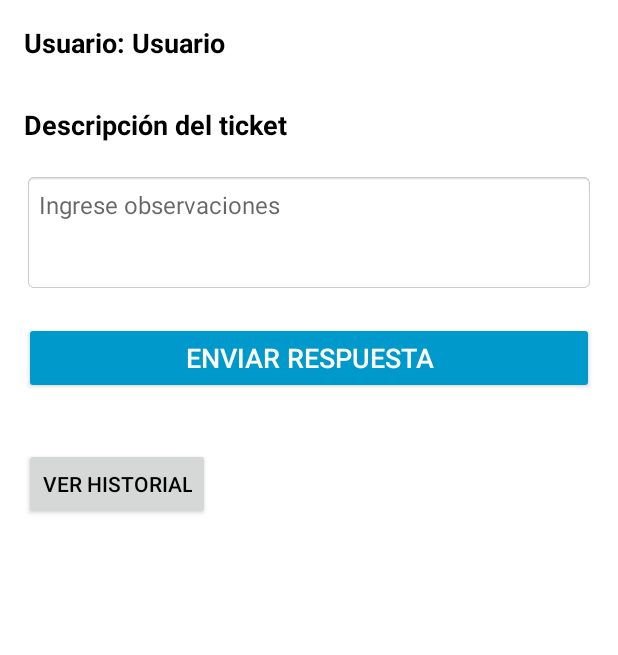
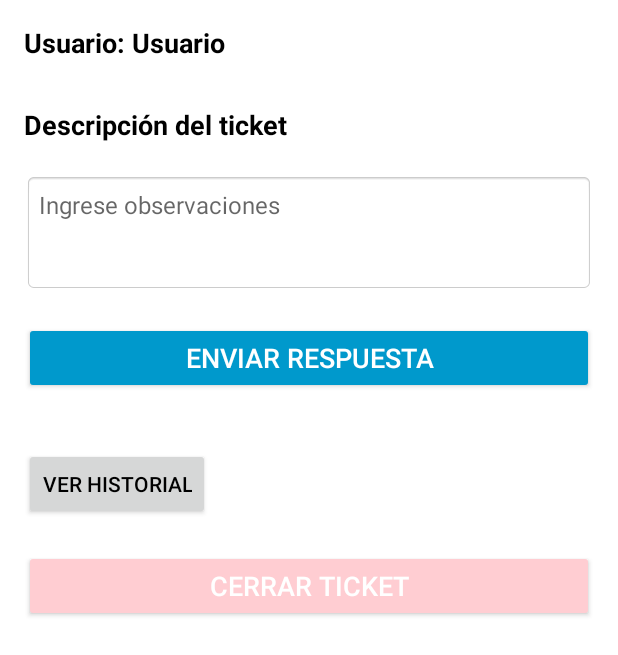
Before and after one commit to management-es/Dark-Box, an Android app built with Jetpack Compose: the ResponderMediaActivity screen opened directly, with no data from a screen before it, on a phone screen of 412 x 824 dp. Shown: the top 655 px of the screen. Run offline under Robolectric (Android 15) with nearby library versions, the phone set to English and light mode, and no system bars; our stand-ins replace Firebase (no records; nobody signed in at launch, a user with empty details on screens opened directly).

Commit message:
funcionalidad y btn  de cerrar ticket

```diff
--- a/app/src/main/java/com/darkbox/ResponderMediaActivity.kt
+++ b/app/src/main/java/com/darkbox/ResponderMediaActivity.kt
@@ -18,17 +18,18 @@ class ResponderMediaActivity : Activity() {
     private lateinit var descriptionTextView: TextView
     private lateinit var observacionesEditText: EditText
     private lateinit var usuarioTextView: TextView
+    private lateinit var cerrarTicketButton: Button  // Agregar referencia para el botón
     private lateinit var nombreUsuario: String
 
     override fun onCreate(savedInstanceState: Bundle?) {
         super.onCreate(savedInstanceState)
         setContentView(R.layout.activity_responder_media)
 
-
         // Inicializar los componentes del layout
         descriptionTextView = findViewById(R.id.descriptionTextView)
         observacionesEditText = findViewById(R.id.observacionesEditText)
         usuarioTextView = findViewById(R.id.usuarioTextView)
+        cerrarTicketButton = findViewById(R.id.cerrarTicketButton) // Inicializar botón de cerrar ticket
         val enviarRespuestaButton = findViewById<Button>(R.id.enviarRespuestaButton)
 
         // Obtener el nombre de usuario desde el Intent
@@ -42,9 +43,6 @@ class ResponderMediaActivity : Activity() {
 
         // Referencia a la base de datos para tickets
         val databaseTickets = FirebaseDatabase.getInstance().getReference("tickets")
-
-        // En tu actividad actual, donde tienes el botón para ir al historial
-        val botonHistorial: Button = findViewById(R.id.button_historial)
 
         // Mostrar la descripción del ticket
         if (ticketId != null) {
@@ -67,6 +65,24 @@ class ResponderMediaActivity : Activity() {
                     Toast.makeText(this@ResponderMediaActivity, "Error al consultar el ticket: ${databaseError.message}", Toast.LENGTH_SHORT).show()
                 }
             })
+        }
+
+        // Funcionalidad del botón cerrarTicketButton
+        cerrarTicketButton.setOnClickListener {
+            ticketId?.let {
+                // Actualizar el estado del ticket a "Realizado"
+                databaseTickets.child(it).child("estado").setValue("Realizado")
+                    .addOnCompleteListener { task ->
+                        if (task.isSuccessful) {
+                            Toast.makeText(this, "Ticket cerrado y marcado como realizado.", Toast.LENGTH_SHORT).show()
+                            finish() // Cerrar la actividad actual
+                        } else {
+                            Toast.makeText(this, "Error al cerrar el ticket: ${task.exception?.message}", Toast.LENGTH_SHORT).show()
+                        }
+                    }
+            } ?: run {
+                Toast.makeText(this, "Ticket ID no disponible.", Toast.LENGTH_SHORT).show()
+            }
         }
 
         // Funcionalidad del botón enviarRespuestaButton
@@ -114,8 +130,8 @@ class ResponderMediaActivity : Activity() {
             }
         }
 
-
         // Funcionalidad del botón Historial
+        val botonHistorial: Button = findViewById(R.id.button_historial)
         botonHistorial.setOnClickListener {
             val intent = Intent(this, HistorialMediaAltaActivity::class.java)
             ticketId?.let {
--- a/app/src/main/res/layout/activity_responder_media.xml
+++ b/app/src/main/res/layout/activity_responder_media.xml
@@ -59,5 +59,16 @@
         android:text="Ver Historial"
         android:layout_marginTop="16dp"/>
 
+    <Button
+        android:id="@+id/cerrarTicketButton"
+        android:layout_width="match_parent"
+        android:layout_height="wrap_content"
+        android:text="Cerrar Ticket"
+        android:textSize="18sp"
+        android:backgroundTint="#FFCDD2"
+        android:textColor="@android:color/white"
+        android:layout_marginTop="20dp"
+        android:layout_marginBottom="20dp" />
+
 
 </LinearLayout>
```
